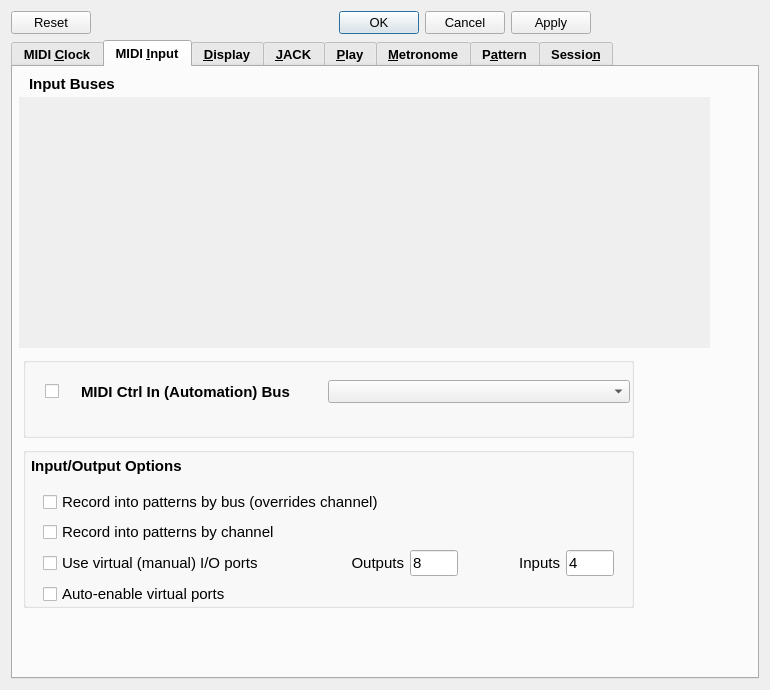
Old version of the form seq_qt5/src/gui/qseditoptions.ui in the repository ahlstromcj/seq66.
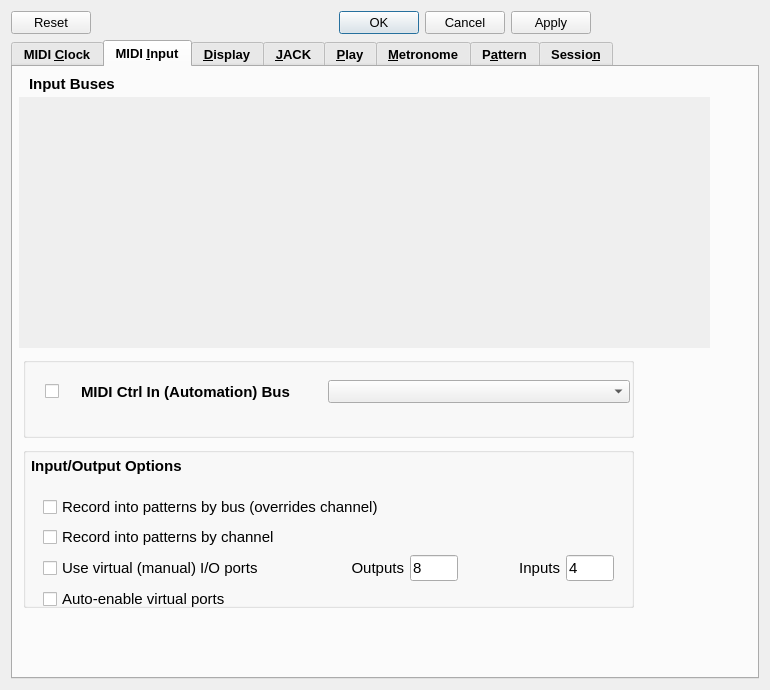
New version of the form. The open tabs and pages were chosen to show the change.

Patch:
```diff
--- a/seq_qt5/src/gui/qseditoptions.ui
+++ b/seq_qt5/src/gui/qseditoptions.ui
@@ -603,7 +603,7 @@
           <x>20</x>
           <y>38</y>
           <width>571</width>
-          <height>121</height>
+          <height>126</height>
          </rect>
         </property>
         <layout class="QGridLayout" name="gridLayout_9">
```
Left out of the diff: 3 changed lines with no effect on the pictures.
